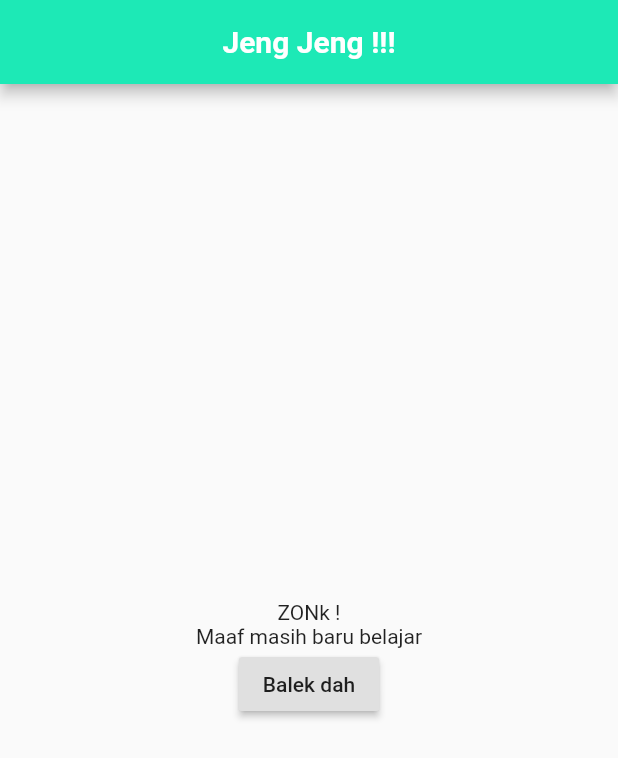
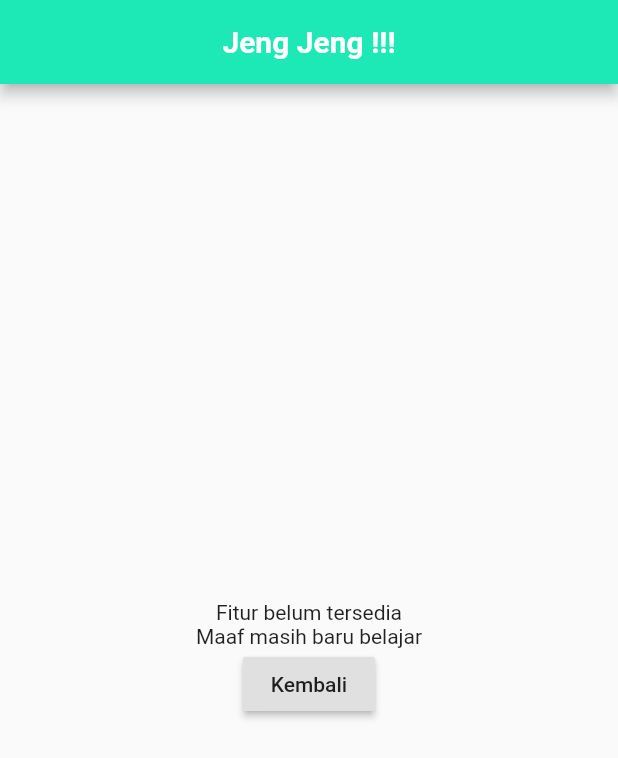
Before and after one commit to fauzan320/tugasmobile, a Flutter app: the screen it shows after launch, after a tap on "Tekan aja dah", on a phone screen of 412 x 824 dp. Shown: the top 758 px of the screen. Run offline on Flutter 3.47's test engine with Material 2 defaults, Android fonts, the phone set to English and light mode, and no system bars.

```diff
--- a/lib/main.dart
+++ b/lib/main.dart
@@ -108,11 +108,11 @@ static const String routeName ='/HalamanKedua';
 
               mainAxisAlignment: MainAxisAlignment.center, // membuat posisi tengah vertikal
               children:  [
-                Text('ZONk !'),
+                Text('Fitur belum tersedia'),
                 Text('Maaf masih baru belajar'),
                 //membuat text
                 RaisedButton( // membuat tombol
-                  child: Text('Balek dah'),
+                  child: Text('Kembali'),
                   onPressed: (){
                     Navigator.pop(context); // kembali ke halaman sebelumnya
                   },
```
